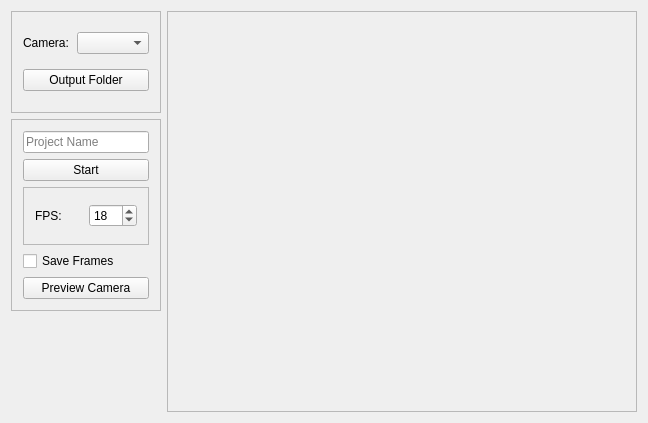
Before: the Qt Designer form src/forms/mainwindow.ui in vale981/Taevitas, drawn with Qt 5.
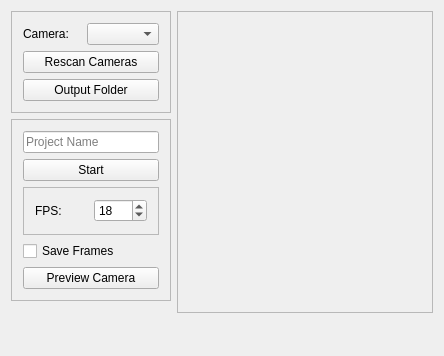
After: the same form once the commit is applied.

Commit message: cam_selector

Patch:
```diff
--- a/src/forms/mainwindow.ui
+++ b/src/forms/mainwindow.ui
@@ -6,30 +6,95 @@
    <rect>
     <x>0</x>
     <y>0</y>
-    <width>648</width>
-    <height>423</height>
+    <width>434</width>
+    <height>356</height>
    </rect>
   </property>
   <property name="windowTitle">
    <string>Taevitas</string>
   </property>
   <widget class="QWidget" name="centralWidget">
-   <layout class="QGridLayout" name="gridLayout">
+   <layout class="QGridLayout" name="mainLayout">
+    <property name="sizeConstraint">
+     <enum>QLayout::SetFixedSize</enum>
+    </property>
+    <item row="0" column="0">
+     <widget class="QFrame" name="frame_2">
+      <property name="minimumSize">
+       <size>
+        <width>160</width>
+        <height>0</height>
+       </size>
+      </property>
+      <property name="maximumSize">
+       <size>
+        <width>160</width>
+        <height>128</height>
+       </size>
+      </property>
+      <property name="frameShape">
+       <enum>QFrame::StyledPanel</enum>
+      </property>
+      <property name="frameShadow">
+       <enum>QFrame::Raised</enum>
+      </property>
+      <layout class="QGridLayout" name="gridLayout_2">
+       <item row="0" column="1">
+        <widget class="QComboBox" name="cameraSelector">
+         <property name="editable">
+          <bool>false</bool>
+         </property>
+         <property name="currentText">
+          <string/>
+         </property>
+        </widget>
+       </item>
+       <item row="0" column="0">
+        <widget class="QLabel" name="label">
+         <property name="text">
+          <string>Camera:</string>
+         </property>
+        </widget>
+       </item>
+       <item row="2" column="0" colspan="2">
+        <widget class="QPushButton" name="pushButton_2">
+         <property name="text">
+          <string>Output Folder</string>
+         </property>
+        </widget>
+       </item>
+       <item row="1" column="0" colspan="2">
+        <widget class="QPushButton" name="camScanButton">
+         <property name="text">
+          <string>Rescan Cameras</string>
+         </property>
+        </widget>
+       </item>
+      </layout>
+     </widget>
+    </item>
+    <item row="0" column="1" rowspan="4">
+     <widget class="QGraphicsView" name="preview_widget">
+      <property name="enabled">
+       <bool>false</bool>
+      </property>
+     </widget>
+    </item>
     <item row="1" column="0">
-     <widget class="QFrame" name="frame">
+     <widget class="QFrame" name="recOptions">
       <property name="enabled">
        <bool>true</bool>
       </property>
       <property name="minimumSize">
        <size>
-        <width>0</width>
-        <height>192</height>
+        <width>160</width>
+        <height>0</height>
        </size>
       </property>
       <property name="maximumSize">
        <size>
-        <width>150</width>
-        <height>16777215</height>
+        <width>160</width>
+        <height>210</height>
        </size>
       </property>
       <property name="frameShape">
@@ -58,6 +123,12 @@
        </item>
        <item>
         <widget class="QFrame" name="frame_3">
+         <property name="minimumSize">
+          <size>
+           <width>134</width>
+           <height>48</height>
+          </size>
+         </property>
          <property name="frameShape">
           <enum>QFrame::StyledPanel</enum>
          </property>
@@ -102,61 +173,6 @@
       </layout>
      </widget>
     </item>
-    <item row="0" column="0">
-     <widget class="QFrame" name="frame_2">
-      <property name="minimumSize">
-       <size>
-        <width>0</width>
-        <height>102</height>
-       </size>
-      </property>
-      <property name="maximumSize">
-       <size>
-        <width>150</width>
-        <height>107</height>
-       </size>
-      </property>
-      <property name="frameShape">
-       <enum>QFrame::StyledPanel</enum>
-      </property>
-      <property name="frameShadow">
-       <enum>QFrame::Raised</enum>
-      </property>
-      <layout class="QGridLayout" name="gridLayout_2">
-       <item row="0" column="1">
-        <widget class="QComboBox" name="cameraSelector">
-         <property name="editable">
-          <bool>false</bool>
-         </property>
-         <property name="currentText">
-          <string/>
-         </property>
-        </widget>
-       </item>
-       <item row="0" column="0">
-        <widget class="QLabel" name="label">
-         <property name="text">
-          <string>Camera:</string>
-         </property>
-        </widget>
-       </item>
-       <item row="1" column="0" colspan="2">
-        <widget class="QPushButton" name="pushButton_2">
-         <property name="text">
-          <string>Output Folder</string>
-         </property>
-        </widget>
-       </item>
-      </layout>
-     </widget>
-    </item>
-    <item row="0" column="1" rowspan="3">
-     <widget class="QGraphicsView" name="preview_widget">
-      <property name="enabled">
-       <bool>false</bool>
-      </property>
-     </widget>
-    </item>
    </layout>
   </widget>
  </widget>
```
Left out of the diff: 2 changed lines with no effect on the pictures. The commit also changes 3 other files.
